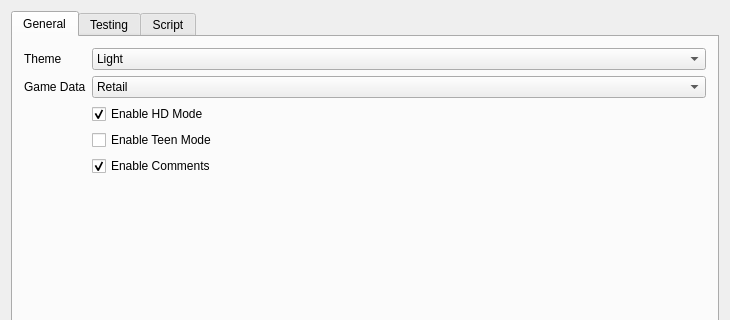
The window that src/Menus/SettingsEditor.ui (stijnherfst/HiveWE) describes before a commit, drawn with Qt 5; both pictures show x 0 to 730 and y 0 to 320 of the 730 by 530 pixel window.
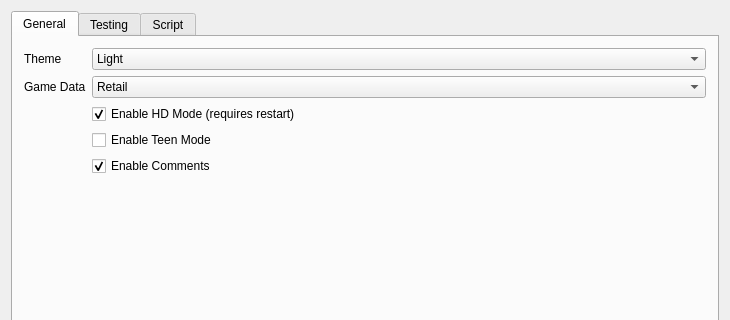
The same window after the commit.

The edit to the form file:
```diff
--- a/src/Menus/SettingsEditor.ui
+++ b/src/Menus/SettingsEditor.ui
@@ -77,7 +77,7 @@
          <item row="2" column="1">
           <widget class="QCheckBox" name="hd">
            <property name="text">
-            <string>Enable HD Mode</string>
+            <string>Enable HD Mode (requires restart)</string>
            </property>
            <property name="checked">
             <bool>true</bool>
```
